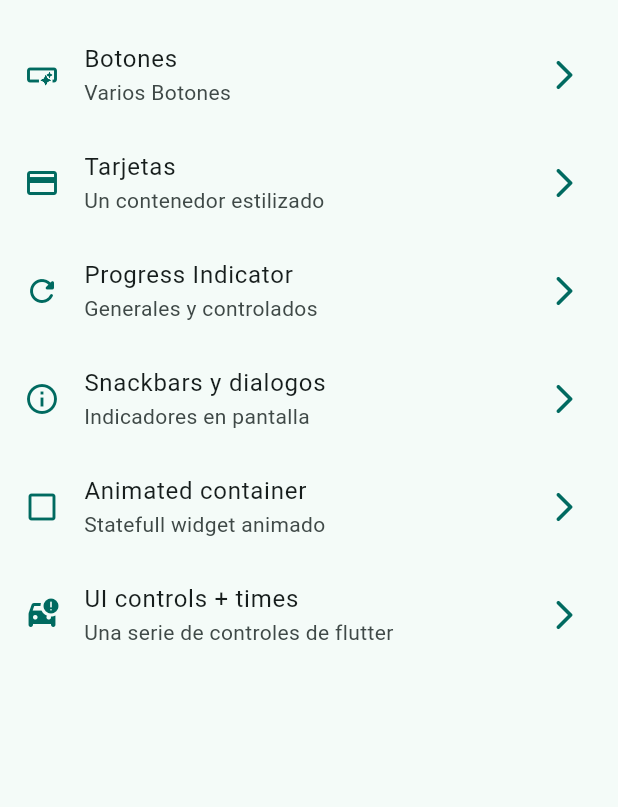
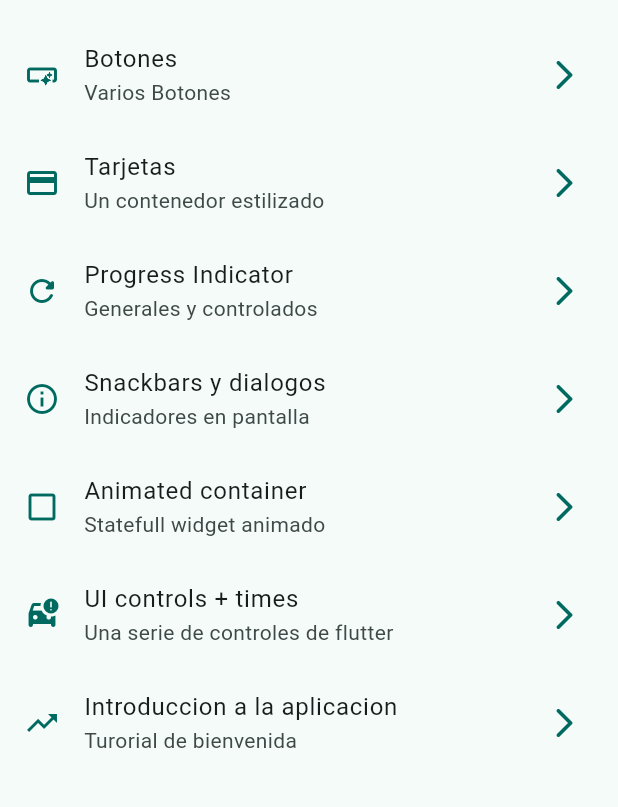
Before and after one commit to Sebagodirio/widgets_app, a Flutter app: the screen it shows after launch, on a phone screen of 412 x 824 dp, the part 63-870 px from its top. Run offline on Flutter 3.47's test engine with Material 2 defaults, Android fonts, the phone set to English and light mode, and no system bars; our stand-ins replace go_router.

Commit message:
add tutorial screen

```diff
--- a/lib/config/menu/menu_items.dart
+++ b/lib/config/menu/menu_items.dart
@@ -16,4 +16,5 @@ const appMenuItems = <MenuItem>[
   MenuItem(title: 'Snackbars y dialogos', subtitle: 'Indicadores en pantalla', link: '/snackbars', icon: Icons.info_outline),
   MenuItem(title: 'Animated container', subtitle: 'Statefull widget animado', link: '/animated', icon: Icons.check_box_outline_blank),
   MenuItem(title: 'UI controls + times', subtitle: 'Una serie de controles de flutter', link: '/ui-controls', icon: Icons.car_crash_rounded),
+  MenuItem(title: 'Introduccion a la aplicacion', subtitle: 'Turorial de bienvenida', link: '/tutorial', icon: Icons.trending_up_outlined),
 ];
--- a/lib/config/router/app_router.dart
+++ b/lib/config/router/app_router.dart
@@ -32,5 +32,9 @@ final appRouter = GoRouter(
       path: '/ui-controls',
       builder: (context, state) => const UiControlsScreen(),
     ),
+    GoRoute(
+      path: '/tutorial',
+      builder: (context, state) => const AppTutorialScreen(),
+    ),
   ],
 );
```
